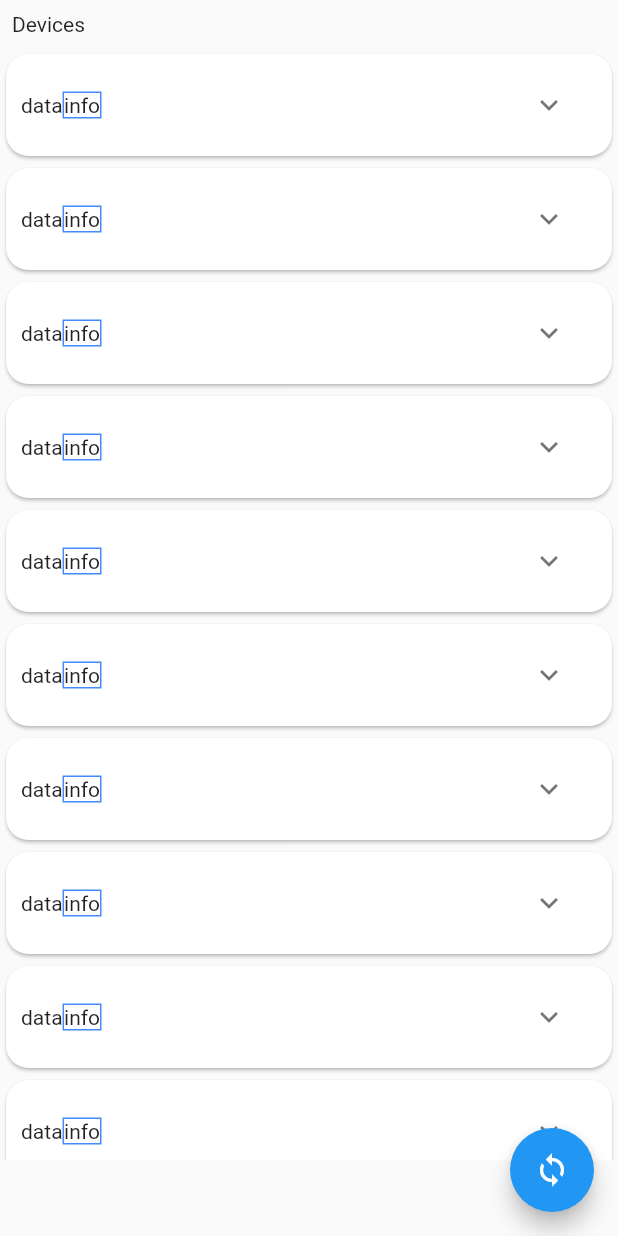
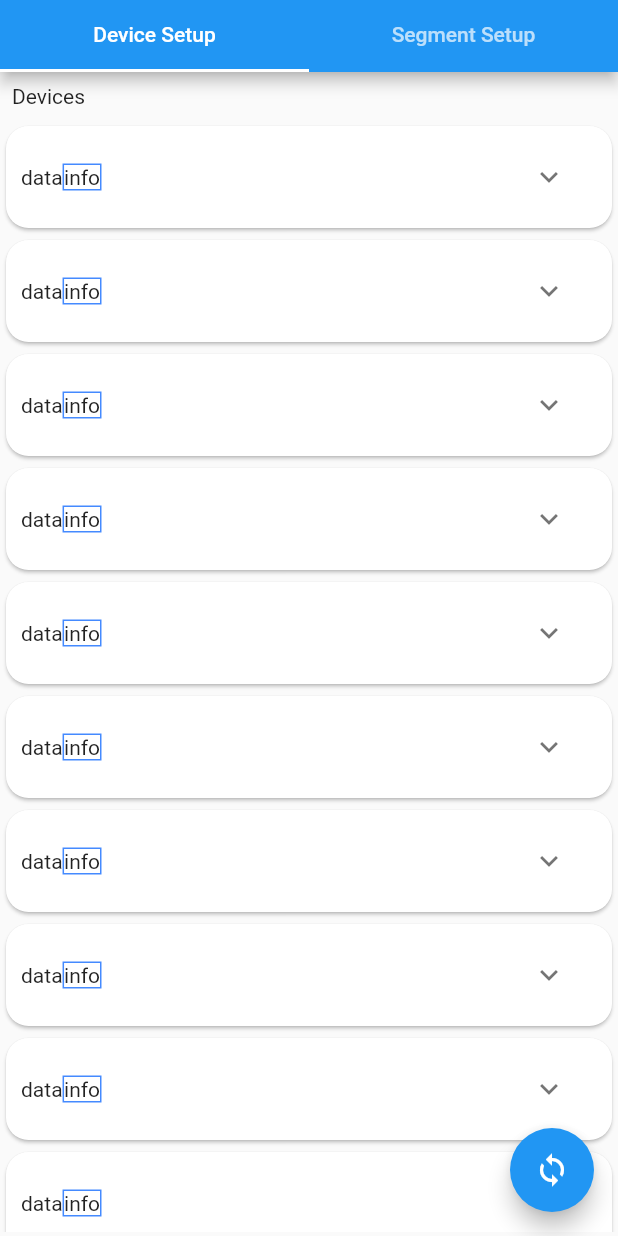
Before and after one commit to princeofxane/Dewdrop, a Flutter app: the DeviceSetupScreen screen opened by its route, after a tap on the "sync" icon, on a phone screen of 412 x 824 dp. Run offline on Flutter 3.47's test engine with Material 2 defaults, Android fonts, the phone set to English and light mode, and no system bars; our stand-ins replace firebase_auth, firebase_core, google_sign_in, splashscreen; accounts and stored records are empty.

Commit message:
wip: segment screen has created

```diff
--- a/lib/main.dart
+++ b/lib/main.dart
@@ -1,6 +1,7 @@
 import 'package:dewdrop/firebase_options.dart';
 import 'package:dewdrop/models/bt_device.dart';
-import 'package:dewdrop/screens/device_setup.dart';
+import 'package:dewdrop/models/segment.dart';
+import 'package:dewdrop/screens/device_and_segment_setup.dart';
 import 'package:firebase_core/firebase_core.dart';
 import 'package:flutter/material.dart';
 import 'package:splashscreen/splashscreen.dart';
@@ -25,6 +26,9 @@ class MyApp extends StatelessWidget {
       providers: [
         ChangeNotifierProvider(
             create: (ctx) => BTDevices()
+        ),
+        ChangeNotifierProvider(
+            create: (ctx) => Segments()
         ),
       ],
       child: MaterialApp(
--- a/lib/models/segment.dart
+++ b/lib/models/segment.dart
@@ -6,12 +6,14 @@ import '../models/schedule.dart';
 class Segment {
   final String id;
   final String name;
-  List<SubSegment>? subsegments;
+  final bool isPreset;
+  List<SubSegment> subsegments;
 
   Segment({
     required this.id,
     required this.name,
-    this.subsegments
+    required this.isPreset,
+    required this.subsegments
   });
 }
 
@@ -39,6 +41,7 @@ class Segments with ChangeNotifier{
     Segment(
       id: 'ef12',
       name: 'House',
+      isPreset: true,
       subsegments: [
         SubSegment(
           id: 'hi12',
@@ -88,6 +91,89 @@ class Segments with ChangeNotifier{
         ),
       ]
     ),
+    Segment(
+        id: 'ef13',
+        name: 'Office',
+        isPreset: true,
+        subsegments: [
+          SubSegment(
+              id: 'hi12',
+              name: 'living room',
+              isIndoor: false,
+              isActiveAtNight: true,
+              btDevice: BTDevice(
+                  id: 'ab12',
+                  name: 'cat',
+                  description: 'my device',
+                  ipAddress: '192.168.1.25',
+                  macAddress: '8c:73:6e:b7:13:f5',
+                  isActive: true,
+                  power: 56
+              ),
+              schedule: Schedule(
+                  id: 'cd12',
+                  name: 'Every day two hours',
+                  duration: 10,
+                  creationType: CreationTypes.preset,
+                  periodTypes: PeriodTypes.daily,
+                  frequencyTypes: FrequencyTypes.everyTwoHour
+              )
+          ),
+        ]
+    ),
+    Segment(
+        id: 'ef14',
+        name: 'Farm1',
+        isPreset: true,
+        subsegments: [
+          SubSegment(
+              id: 'hi12',
+              name: 'Section A',
+              isIndoor: false,
+              isActiveAtNight: true,
+              btDevice: BTDevice(
+                  id: 'ab12',
+                  name: 'cat',
+                  description: 'my device',
+                  ipAddress: '192.168.1.25',
+                  macAddress: '8c:73:6e:b7:13:f5',
+                  isActive: true,
+                  power: 56
+              ),
+              schedule: Schedule(
+                  id: 'cd12',
+                  name: 'Every day two hours',
+                  duration: 10,
+                  creationType: CreationTypes.preset,
+                  periodTypes: PeriodTypes.daily,
+                  frequencyTypes: FrequencyTypes.everyTwoHour
+              )
+          ),
+          SubSegment(
+              id: 'hi13',
+              name: 'Section B',
+              isIndoor: false,
+              isActiveAtNight: true,
+              btDevice: BTDevice(
+                  id: 'ab12',
+                  name: 'cat',
+                  description: 'my device',
+                  ipAddress: '192.168.1.25',
+                  macAddress: '8c:73:6e:b7:13:f5',
+                  isActive: true,
+                  power: 56
+              ),
+              schedule: Schedule(
+                  id: 'cd12',
+                  name: 'Every day two hours',
+                  duration: 10,
+                  creationType: CreationTypes.preset,
+                  periodTypes: PeriodTypes.daily,
+                  frequencyTypes: FrequencyTypes.everyTwoHour
+              )
+          ),
+        ]
+    ),
   ];
 
   List<Segment> get getSegments {
--- /dev/null
+++ b/lib/screens/device_and_segment_setup.dart
@@ -0,0 +1,197 @@
+import 'package:dewdrop/models/bt_device.dart';
+import 'package:dewdrop/models/segment.dart';
+import 'package:dewdrop/widgets/device_card.dart';
+import 'package:flutter/material.dart';
+import 'package:provider/provider.dart';
+
+import '../widgets/segment_card.dart';
+
+class DeviceSetupScreen extends StatefulWidget {
+  static const routeName = '/device_setup-screen';
+
+  const DeviceSetupScreen({Key? key}) : super(key: key);
+
+  @override
+  State<DeviceSetupScreen> createState() => _DeviceSetupScreenState();
+}
+
+class _DeviceSetupScreenState extends State<DeviceSetupScreen> {
+
+  bool initialScreen = true;
+  Segment? valueChoose;
+  int segmentIndex = 0;
+  List<SubSegment> subSegments = [];
+  int tabIndex = 0;
+
+  @override
+  Widget build(BuildContext context) {
+    final screenWidth = MediaQuery.of(context).size.width;
+    final screenHeight = MediaQuery.of(context).size.height;
+
+    //Get the devices.
+    final deviceData = Provider.of<BTDevices>(context);
+    final devices = deviceData.devices;
+
+    // Get the segments.
+    final segmentData = Provider.of<Segments>(context);
+    final segments = segmentData.segments;
+
+    void loadDeviceWidgets() {
+      setState(() {
+        initialScreen = false;
+      });
+    }
+
+    return DefaultTabController(
+      length: 2,
+      child: Scaffold(
+        appBar: AppBar(
+          toolbarHeight: 0,
+          bottom: TabBar(
+            onTap: (tabIndx) {
+              // Call set state function where it registers the index.
+              setState(() {
+                tabIndex = tabIndx;
+              });
+            },
+            tabs: [
+              Tab(text: 'Device Setup'),
+              Tab(text: 'Segment Setup'),
+            ],
+          ),
+          // title: const Text('Tabs Demo'),
+        ),
+        body: TabBarView(
+          children: [
+          /* ---------- Device Setup Screen ---------- */
+            initialScreen ?
+            const Center(
+              child: Text('Click on sync to find the devices'),
+            ) : Column(
+              children: [
+                const Align(
+                  alignment: Alignment.centerLeft,
+                  child: Padding(
+                    padding: EdgeInsets.all(8.0),
+                    child: Text(
+                      "Devices",
+                    ),
+                  ),
+                ),
+                SizedBox(
+                  height: screenHeight * 0.9,
+                  // Note: ListView already contains scrolling functionality.
+                  // No need to wrap it with SingleChildScrollView.
+                  child: ListView.builder(
+                      itemCount: devices.length,
+                      // itemBuilder: (_, index) => UserProductItem(productsData.items[index].title, productsData.items[index].imageUrl)
+                      itemBuilder: (_, index) =>
+                          DeviceDetail(btdevice: devices[index])),
+                ),
+              ],
+            ),
+          /* ---------- Segment Setup Screen ---------- */
+            Column(
+              children: [
+                /* ---------- Segment Dropdown List ---------- */
+                Row(
+                  children: [
+                    Align(
+                      alignment: Alignment.centerLeft,
+                      child: Container(
+                        width: screenWidth * 0.8,
+                        child: Padding(
+                          padding: const EdgeInsets.all(16.0),
+                          child: Container(
+                            decoration: BoxDecoration(
+                                border: Border.all(color: Colors.grey, width: 1),
+                                borderRadius: BorderRadius.circular(15)),
+                            child: DropdownButtonHideUnderline(
+                              child: DropdownButton(
+                                icon: Icon(Icons.arrow_drop_down),
+                                iconSize: 36,
+                                hint: Text('Select a Segment'),
+                                isExpanded: true,
+                                // onChanged: (_)=>{},
+                                value: valueChoose,
+                                onChanged: (Segment? newValue) {
+                                  setState(() {
+                                    if (newValue == null) return;
+                                    valueChoose = newValue;
+                                    subSegments =
+                                        segments[segments.indexOf(newValue)]
+                                            .subsegments;
+                                  });
+                                },
+                                items: segments.map((segment) {
+                                  return DropdownMenuItem(
+                                      value: segment, child: Text(segment.name));
+                                }).toList(),
+                              ),
+                            ),
+                          ),
+                        ),
+                      ),
+                    ),
+                    InkWell(
+                      onTap: () {
+                        print('edit');
+                      },
+                      child: Container(
+                          decoration: BoxDecoration(
+                              border: Border.all(color: Colors.blueAccent)),
+                          child: Icon(Icons.edit)),
+                    ),
+                    SizedBox(
+                      width: 40,
+                    ),
+                    InkWell(
+                      onTap: () {
+                        print('edit');
+                      },
+                      child: Container(
+                          decoration: BoxDecoration(
+                              border: Border.all(color: Colors.blueAccent)),
+                          child: Icon(Icons.add)),
+                    ),
+                  ],
+                ),
+                /* ---------- Title ---------- */
+                Align(
+                  alignment: Alignment.centerLeft,
+                  child: const Padding(
+                    padding: EdgeInsets.symmetric(
+                      vertical: 10,
+                      horizontal: 10,
+                    ),
+                    child: Text('Sub Segments'),
+                  ),
+                ),
+                /* ---------- Sub Segment List ---------- */
+                SizedBox(
+                  height: screenHeight * 0.3,
+                  child: ListView.builder(
+                    // Get segment length for preset segments.
+                    itemCount: subSegments.length,
+                    itemBuilder: (_, index) {
+                      return SubSegmentDetail(subsegment: subSegments[index]);
+                    }
+                  ),
+                )
+              ],
+            )
+        ]),
+        floatingActionButton: tabIndex == 0 ?
+        FloatingActionButton(
+          onPressed: () {
+            loadDeviceWidgets();
+          },
+          // foregroundColor: customizations[index].$1,
+          // backgroundColor: customizations[index].$2,
+          // shape: customizations[index].$3,
+          child: const Icon(Icons.sync),
+        ) : null,
+      ),
+    );
+  }
+}
--- a/lib/screens/device_setup.dart
+++ /dev/null
@@ -1,75 +0,0 @@
-import 'package:dewdrop/models/bt_device.dart';
-import 'package:dewdrop/widgets/device_card.dart';
-import 'package:flutter/material.dart';
-import '../screens/device_setup.dart';
-import 'package:provider/provider.dart';
-
-class DeviceSetupScreen extends StatefulWidget {
-  static const routeName = '/device_setup-screen';
-
-  const DeviceSetupScreen({Key? key}) : super(key: key);
-
-  @override
-  State<DeviceSetupScreen> createState() => _DeviceSetupScreenState();
-}
-
-class _DeviceSetupScreenState extends State<DeviceSetupScreen> {
-
-  bool initialScreen = true;
-
-  @override
-  Widget build(BuildContext context) {
-    final screenHeight = MediaQuery
-        .of(context)
-        .size
-        .height;
-
-    //Get the devices.
-    final deviceData = Provider.of<BTDevices>(context);
-    final devices = deviceData.devices;
-
-    void loadDeviceWidgets() {
-      setState(() {
-        initialScreen = false;
-      });
-    }
-
-    return Scaffold(
-      body: initialScreen ? const Center(
-        child: Text('Click on sync to find the devices'),
-      ) : Column(
-        children: [
-          const Align(
-            alignment: Alignment.centerLeft,
-            child: Padding(
-              padding: const EdgeInsets.all(8.0),
-              child: Text(
-                "Devices",
-              ),
-            ),
-          ),
-          SizedBox(
-            height: screenHeight * 0.9,
-            // Note: ListView already contains scrolling functionality.
-            // No need to wrap it with SingleChildScrollView.
-            child: ListView.builder(
-                itemCount: devices.length,
-                // itemBuilder: (_, index) => UserProductItem(productsData.items[index].title, productsData.items[index].imageUrl)
-                itemBuilder: (_, index) =>
-                    DeviceDetail(btdevice: devices[index])
-            ),
-          ),
-        ],
-      ),
-      floatingActionButton: FloatingActionButton(
-        onPressed: () {
-          loadDeviceWidgets();
-        },
-        // foregroundColor: customizations[index].$1,
-        // backgroundColor: customizations[index].$2,
-        // shape: customizations[index].$3,
-        child: const Icon(Icons.sync),
-      ),
-    );
-  }
-}
--- a/lib/screens/login.dart
+++ b/lib/screens/login.dart
@@ -1,7 +1,7 @@
 import 'package:firebase_auth/firebase_auth.dart';
 import 'package:flutter/material.dart';
 import 'package:google_sign_in/google_sign_in.dart';
-import 'device_setup.dart';
+import 'device_and_segment_setup.dart';
 import 'package:flutter/foundation.dart' show kIsWeb;
 
 class LoginScreen extends StatefulWidget {
--- a/lib/widgets/device_card.dart
+++ b/lib/widgets/device_card.dart
@@ -19,7 +19,6 @@ class _DeviceDetailState extends State<DeviceDetail> {
 
   @override
   Widget build(BuildContext context) {
-    // final width = MediaQuery.of(context).size.width;
     return Card(
       shape: RoundedRectangleBorder(
         borderRadius: BorderRadius.circular(15)
--- /dev/null
+++ b/lib/widgets/segment_card.dart
@@ -0,0 +1,53 @@
+import 'package:flutter/material.dart';
+import '../models/segment.dart';
+
+class SubSegmentDetail extends StatefulWidget {
+  final SubSegment subsegment;
+  const  SubSegmentDetail({
+    Key? key,
+    required this.subsegment
+  }) : super(key: key);
+
+  @override
+  State< SubSegmentDetail> createState() => _SubSegmentDetailState();
+}
+
+class _SubSegmentDetailState extends State< SubSegmentDetail> {
+  @override
+  Widget build(BuildContext context) {
+    final screenWidth = MediaQuery.of(context).size.width;
+    // Create a drop down list.
+    return Padding(
+      padding: const EdgeInsets.all(10),
+      child: Container(
+        width: screenWidth * 0.1,
+        decoration: BoxDecoration(
+          border: Border.all(color: Colors.black)
+        ),
+        child: Padding(
+          padding: EdgeInsets.all(5),
+          child: Row(
+            children: [
+              Text(widget.subsegment.name),
+              Align(
+                alignment: Alignment.centerRight,
+                child: InkWell(
+                  onTap: (){
+                    print('edit');
+                  },
+                  child: Container(
+                      decoration: BoxDecoration(
+                          border: Border.all(color: Colors.blueAccent)
+                      ),
+                      child: Icon(Icons.edit)
+                  ),
+                ),
+              ),
+            ],
+          )
+        ),
+
+      ),
+    );
+  }
+}
```
